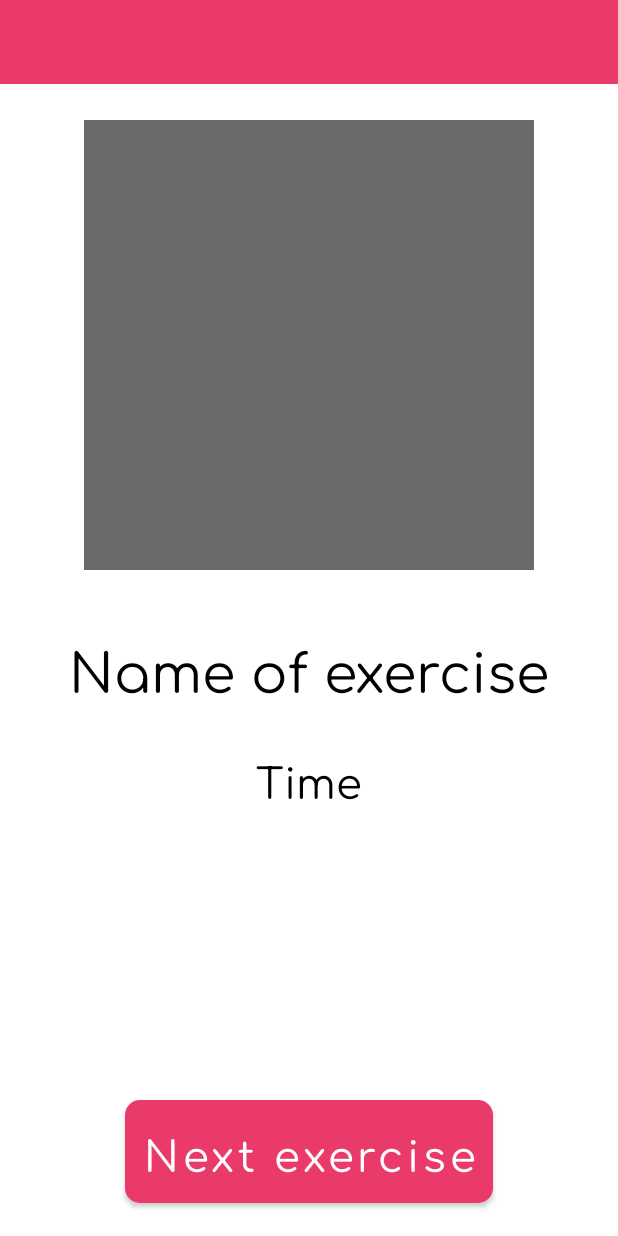
After one commit to glassnekeep/FitnessMobileProject, an Android app: the AttendingProgramFragment screen opened through its navigation route, on a phone screen of 412 x 824 dp. The commit adds this screen. Run offline under Robolectric (Android 15) with nearby library versions, the phone set to English and light mode, and no system bars; our stand-ins replace navigation-ui; pictures from the network do not load; 1 statement that could not run was skipped.

Commit message:
Partially implemented attending program fragments

```diff
--- a/app/src/main/java/application/workout/fitnessmobileproject/viewModels/ProgramViewModel.kt
+++ b/app/src/main/java/application/workout/fitnessmobileproject/viewModels/ProgramViewModel.kt
@@ -16,6 +16,8 @@ class ProgramViewModel(): ViewModel() {
 
     val program: LiveData<Program> get() = _program
 
+    var current = 0
+
     /*init {
         initProgram(id)
     }*/
--- /dev/null
+++ b/app/src/main/java/application/workout/fitnessmobileproject/views/fragments/AttendingProgramFragment.kt
@@ -0,0 +1,56 @@
+package application.workout.fitnessmobileproject.views.fragments
+
+import android.os.Bundle
+import androidx.fragment.app.Fragment
+import android.view.LayoutInflater
+import android.view.View
+import android.view.ViewGroup
+import androidx.fragment.app.activityViewModels
+import application.workout.fitnessmobileproject.R
+import application.workout.fitnessmobileproject.databinding.FragmentAttendingProgramBinding
+import application.workout.fitnessmobileproject.viewModels.ProgramViewModel
+import com.bumptech.glide.Glide
+
+class AttendingProgramFragment : Fragment() {
+
+    private var _binding: FragmentAttendingProgramBinding? = null
+
+    private val binding get() = _binding!!
+
+    private val viewModel: ProgramViewModel by activityViewModels()
+
+    override fun onCreate(savedInstanceState: Bundle?) {
+        super.onCreate(savedInstanceState)
+    }
+
+    override fun onCreateView(
+        inflater: LayoutInflater, container: ViewGroup?,
+        savedInstanceState: Bundle?
+    ): View? {
+        _binding = FragmentAttendingProgramBinding.inflate(inflater, container, false)
+        return binding.root
+    }
+
+    override fun onViewCreated(view: View, savedInstanceState: Bundle?) {
+        super.onViewCreated(view, savedInstanceState)
+        viewModel.program.observe(this) { program ->
+            if (viewModel.current == 0) {
+                Glide
+                    .with(binding.root.context)
+                    .load(program.exercise[viewModel.current].image)
+                    .placeholder(R.drawable.place_holder)
+                    .override(600, 600)
+                    .centerCrop()
+                    .into(binding.exerciseImage)
+                binding.exerciseName.text = program.exercise[viewModel.current].name
+                binding.exerciseInfo.text = program.exercise[viewModel.current].time.toString()
+
+            }
+        }
+
+    }
+
+    override fun onResume() {
+        super.onResume()
+    }
+}
--- a/app/src/main/java/application/workout/fitnessmobileproject/views/fragments/ProgramFragment.kt
+++ b/app/src/main/java/application/workout/fitnessmobileproject/views/fragments/ProgramFragment.kt
@@ -8,6 +8,7 @@ import android.view.ViewGroup
 import androidx.appcompat.app.AppCompatActivity
 import androidx.appcompat.widget.LinearLayoutCompat
 import androidx.appcompat.widget.Toolbar
+import androidx.fragment.app.activityViewModels
 import androidx.fragment.app.viewModels
 import androidx.lifecycle.ViewModelStore
 import androidx.navigation.NavGraph
@@ -36,7 +37,7 @@ class ProgramFragment : Fragment() {
 
     private val arguments: ProgramFragmentArgs by navArgs()
 
-    private val viewModel: ProgramViewModel by viewModels()
+    private val viewModel: ProgramViewModel by activityViewModels()
 
     override fun onCreate(savedInstanceState: Bundle?) {
         super.onCreate(savedInstanceState)
--- /dev/null
+++ b/app/src/main/res/layout/fragment_attending_program.xml
@@ -0,0 +1,66 @@
+<?xml version="1.0" encoding="utf-8"?>
+<androidx.constraintlayout.widget.ConstraintLayout xmlns:android="http://schemas.android.com/apk/res/android"
+    xmlns:tools="http://schemas.android.com/tools"
+    android:layout_width="match_parent"
+    android:layout_height="match_parent"
+    xmlns:app="http://schemas.android.com/apk/res-auto"
+    tools:context=".views.fragments.AttendingProgramFragment">
+
+    <include
+        android:id="@+id/toolbar"
+        layout="@layout/register_toolbar"
+        android:layout_alignParentTop="true"
+        android:layout_width="match_parent"
+        android:layout_height="wrap_content"/>
+
+    <androidx.appcompat.widget.AppCompatImageView
+        android:id="@+id/exercise_image"
+        android:layout_width="300dp"
+        android:layout_height="300dp"
+        app:layout_constraintTop_toBottomOf="@id/toolbar"
+        app:layout_constraintStart_toStartOf="@id/toolbar"
+        app:layout_constraintEnd_toEndOf="@id/toolbar"
+        android:background="@color/gray"
+        android:layout_margin="@dimen/big_margin" />
+
+    <androidx.appcompat.widget.AppCompatTextView
+        android:id="@+id/exercise_name"
+        android:layout_width="wrap_content"
+        android:layout_height="wrap_content"
+        app:layout_constraintTop_toBottomOf="@id/exercise_image"
+        app:layout_constraintStart_toStartOf="@id/exercise_image"
+        app:layout_constraintEnd_toEndOf="@id/exercise_image"
+        android:text="Name of exercise"
+        android:textSize="@dimen/large_text"
+        android:fontFamily="@font/comfortaa"
+        android:textColor="@color/black"
+        android:layout_marginVertical="@dimen/large_margin" />
+
+    <TextView
+        android:id="@+id/exercise_info"
+        android:layout_width="wrap_content"
+        android:layout_height="wrap_content"
+        android:text="Time"
+        android:textSize="@dimen/big_text"
+        android:fontFamily="@font/comfortaa"
+        android:textColor="@color/black"
+        app:layout_constraintTop_toBottomOf="@id/exercise_name"
+        app:layout_constraintEnd_toEndOf="parent"
+        app:layout_constraintStart_toStartOf="parent"
+        android:layout_marginVertical="@dimen/big_margin" />
+
+    <com.google.android.material.button.MaterialButton
+        android:layout_width="wrap_content"
+        android:layout_height="wrap_content"
+        app:layout_constraintBottom_toBottomOf="parent"
+        app:layout_constraintStart_toStartOf="parent"
+        app:layout_constraintEnd_toEndOf="parent"
+        android:text="Next exercise"
+        android:textAllCaps="false"
+        android:textSize="@dimen/big_text"
+        app:cornerRadius="10dp"
+        android:padding="@dimen/small_margin"
+        android:fontFamily="@font/comfortaa"
+        android:layout_marginBottom="@dimen/medium_margin" />
+
+</androidx.constraintlayout.widget.ConstraintLayout>
--- a/app/src/main/res/navigation/nav_graph.xml
+++ b/app/src/main/res/navigation/nav_graph.xml
@@ -68,5 +68,26 @@
         <argument
             android:name="program_id"
             app:argType="integer" />
+        <action
+            android:id="@+id/action_programFragment_to_attendingProgramFragment"
+            app:destination="@id/attendingProgramFragment" />
+    </fragment>
+    <fragment
+        android:id="@+id/attendingProgramFragment"
+        android:name="application.workout.fitnessmobileproject.views.fragments.AttendingProgramFragment"
+        android:label="fragment_attending_program"
+        tools:layout="@layout/fragment_attending_program" >
+        <action
+            android:id="@+id/action_attendingProgramFragment_to_restFragment"
+            app:destination="@id/restFragment" />
+    </fragment>
+    <fragment
+        android:id="@+id/restFragment"
+        android:name="application.workout.fitnessmobileproject.views.fragments.RestFragment"
+        android:label="fragment_rest"
+        tools:layout="@layout/fragment_rest" >
+        <action
+            android:id="@+id/action_restFragment_to_attendingProgramFragment"
+            app:destination="@id/attendingProgramFragment" />
     </fragment>
 </navigation>
```
Also changed, not shown: app/src/main/java/application/workout/fitnessmobileproject/views/fragments/RestFragment.kt (added, +87 -0 lines), app/src/main/res/drawable/custom_progress.xml (added, +21 -0 lines), app/src/main/res/layout/fragment_rest.xml (added, +54 -0 lines).
